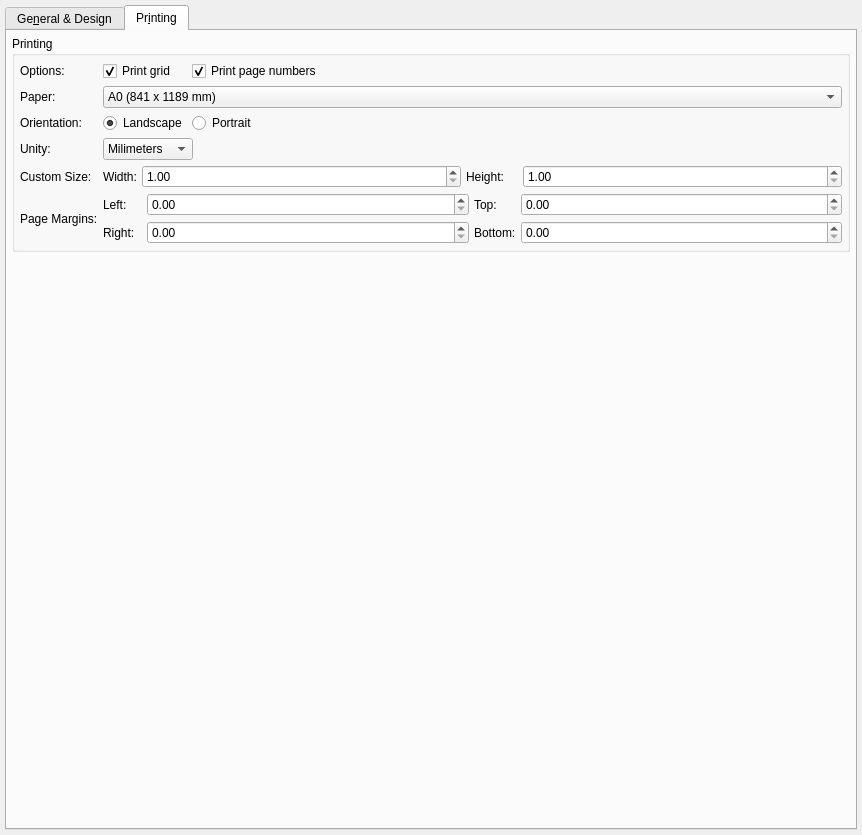
This is libs/libgui/ui/settings/generalconfigwidget.ui in maniac787/pgmodeler as Qt 5 draws it before an edit. The edited form follows.
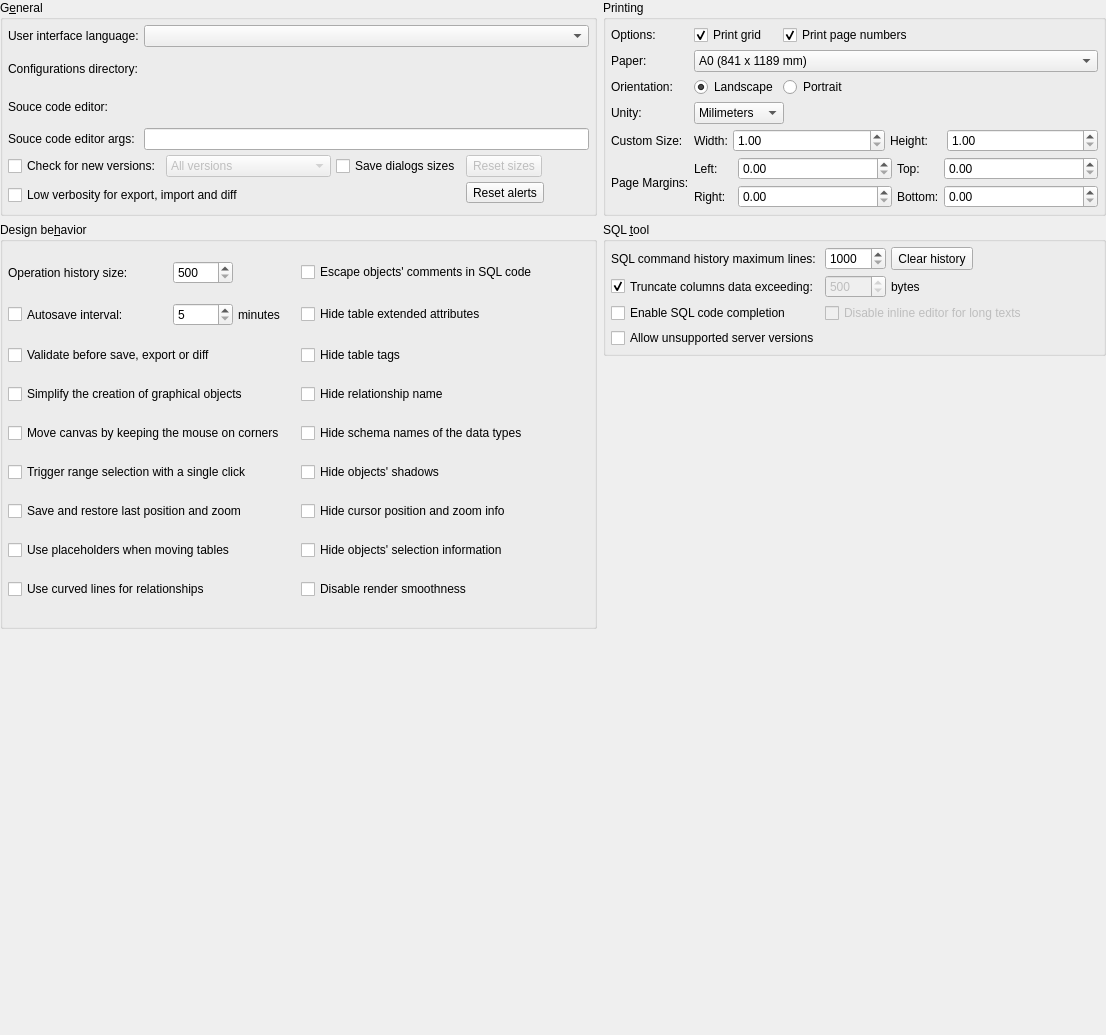
This is the edited form. The open tabs and pages were chosen to show the change. Icons and pictures are not drawn.

Commit message: Start moving the settings widgets from a form to a widget used as a settings view in main window (WIP)

The edit to the form file:
```diff
--- a/libs/libgui/ui/settings/generalconfigwidget.ui
+++ b/libs/libgui/ui/settings/generalconfigwidget.ui
@@ -6,8 +6,8 @@
    <rect>
     <x>0</x>
     <y>0</y>
-    <width>862</width>
-    <height>835</height>
+    <width>1106</width>
+    <height>1035</height>
    </rect>
   </property>
   <property name="sizePolicy">
@@ -27,63 +27,25 @@
   </property>
   <layout class="QGridLayout" name="gridLayout_4">
    <property name="leftMargin">
-    <number>5</number>
+    <number>0</number>
    </property>
    <property name="topMargin">
-    <number>5</number>
+    <number>0</number>
    </property>
    <property name="rightMargin">
-    <number>5</number>
-   </property>
-   <property name="bottomMargin">
-    <number>5</number>
-   </property>
-   <property name="spacing">
-    <number>5</number>
-   </property>
-   <item row="0" column="0">
-    <widget class="QTabWidget" name="settings_twg">
-     <property name="focusPolicy">
-      <enum>Qt::TabFocus</enum>
-     </property>
-     <property name="currentIndex">
       <number>0</number>
      </property>
-     <property name="iconSize">
-      <size>
-       <width>22</width>
-       <height>22</height>
-      </size>
-     </property>
-     <widget class="QWidget" name="tab">
-      <attribute name="icon">
-       <iconset resource="../../res/resources.qrc">
-        <normaloff>:/icons/icons/design.png</normaloff>:/icons/icons/design.png</iconset>
-      </attribute>
-      <attribute name="title">
-       <string>Ge&amp;neral &amp;&amp; Design</string>
-      </attribute>
-      <layout class="QGridLayout" name="gridLayout_11">
-       <property name="leftMargin">
-        <number>5</number>
-       </property>
-       <property name="topMargin">
-        <number>5</number>
-       </property>
-       <property name="rightMargin">
-        <number>5</number>
-       </property>
        <property name="bottomMargin">
-        <number>5</number>
-       </property>
-       <property name="spacing">
-        <number>5</number>
+    <number>0</number>
        </property>
        <item row="0" column="0">
         <widget class="QGroupBox" name="general_gb">
          <property name="title">
           <string>G&amp;eneral</string>
          </property>
+     <property name="flat">
+      <bool>false</bool>
+     </property>
          <layout class="QGridLayout" name="general_grid">
           <property name="leftMargin">
            <number>5</number>
@@ -347,7 +309,565 @@
          </layout>
         </widget>
        </item>
+   <item row="0" column="1">
+    <widget class="QGroupBox" name="printing_gb">
+     <property name="title">
+      <string>Printing</string>
+     </property>
+     <layout class="QGridLayout" name="gridLayout_3">
+      <property name="leftMargin">
+       <number>5</number>
+      </property>
+      <property name="topMargin">
+       <number>5</number>
+      </property>
+      <property name="rightMargin">
+       <number>5</number>
+      </property>
+      <property name="bottomMargin">
+       <number>5</number>
+      </property>
+      <property name="spacing">
+       <number>5</number>
+      </property>
+      <item row="0" column="0">
+       <widget class="QLabel" name="print_op_lbl">
+        <property name="text">
+         <string>Options:</string>
+        </property>
+       </widget>
+      </item>
+      <item row="0" column="1">
+       <widget class="QCheckBox" name="print_grid_chk">
+        <property name="sizePolicy">
+         <sizepolicy hsizetype="Fixed" vsizetype="Fixed">
+          <horstretch>0</horstretch>
+          <verstretch>0</verstretch>
+         </sizepolicy>
+        </property>
+        <property name="text">
+         <string>Print grid</string>
+        </property>
+        <property name="checked">
+         <bool>true</bool>
+        </property>
+       </widget>
+      </item>
+      <item row="0" column="2">
+       <widget class="QCheckBox" name="print_pg_num_chk">
+        <property name="sizePolicy">
+         <sizepolicy hsizetype="Expanding" vsizetype="Fixed">
+          <horstretch>0</horstretch>
+          <verstretch>0</verstretch>
+         </sizepolicy>
+        </property>
+        <property name="text">
+         <string>Print page numbers</string>
+        </property>
+        <property name="checked">
+         <bool>true</bool>
+        </property>
+       </widget>
+      </item>
+      <item row="1" column="0">
+       <widget class="QLabel" name="paper_lbl">
+        <property name="sizePolicy">
+         <sizepolicy hsizetype="Preferred" vsizetype="Preferred">
+          <horstretch>0</horstretch>
+          <verstretch>0</verstretch>
+         </sizepolicy>
+        </property>
+        <property name="text">
+         <string>Paper:</string>
+        </property>
+       </widget>
+      </item>
+      <item row="1" column="1" colspan="2">
+       <widget class="QComboBox" name="paper_cmb">
+        <property name="sizePolicy">
+         <sizepolicy hsizetype="Preferred" vsizetype="Fixed">
+          <horstretch>0</horstretch>
+          <verstretch>0</verstretch>
+         </sizepolicy>
+        </property>
+        <property name="maximumSize">
+         <size>
+          <width>16777215</width>
+          <height>16777215</height>
+         </size>
+        </property>
+        <property name="currentIndex">
+         <number>0</number>
+        </property>
+        <property name="iconSize">
+         <size>
+          <width>28</width>
+          <height>28</height>
+         </size>
+        </property>
+        <item>
+         <property name="text">
+          <string>A0 (841 x 1189 mm)</string>
+         </property>
+        </item>
+        <item>
+         <property name="text">
+          <string>A1 (594 x 841 mm)</string>
+         </property>
+        </item>
+        <item>
+         <property name="text">
+          <string>A2 (420 x 594 mm)</string>
+         </property>
+        </item>
+        <item>
+         <property name="text">
+          <string>A3 (297 x 420 mm)</string>
+         </property>
+        </item>
+        <item>
+         <property name="text">
+          <string>A4 (210 x 297 mm)</string>
+         </property>
+        </item>
+        <item>
+         <property name="text">
+          <string>A5 (148 x 210 mm)</string>
+         </property>
+        </item>
+        <item>
+         <property name="text">
+          <string>A6 (105 x 148 mm)</string>
+         </property>
+        </item>
+        <item>
+         <property name="text">
+          <string>A7 (74 x 105 mm)</string>
+         </property>
+        </item>
+        <item>
+         <property name="text">
+          <string>A8 (52 x 74 mm)</string>
+         </property>
+        </item>
+        <item>
+         <property name="text">
+          <string>A9 (37 x 52 mm)</string>
+         </property>
+        </item>
+        <item>
+         <property name="text">
+          <string>B0 (1030 x 1456 mm)</string>
+         </property>
+        </item>
+        <item>
+         <property name="text">
+          <string>B1 (728 x 1030 mm)</string>
+         </property>
+        </item>
+        <item>
+         <property name="text">
+          <string>B10 (32 x 45 mm)</string>
+         </property>
+        </item>
+        <item>
+         <property name="text">
+          <string>B2 (515 x 728 mm)</string>
+         </property>
+        </item>
+        <item>
+         <property name="text">
+          <string>B3 (364 x 515 mm)</string>
+         </property>
+        </item>
+        <item>
+         <property name="text">
+          <string>B4 (257 x 364 mm)</string>
+         </property>
+        </item>
+        <item>
+         <property name="text">
+          <string>B5 (182 x 257 mm)</string>
+         </property>
+        </item>
+        <item>
+         <property name="text">
+          <string>B6 (128 x 182 mm)</string>
+         </property>
+        </item>
+        <item>
+         <property name="text">
+          <string>B7 (91 x 128 mm)</string>
+         </property>
+        </item>
+        <item>
+         <property name="text">
+          <string>B8 (64 x 91 mm)</string>
+         </property>
+        </item>
+        <item>
+         <property name="text">
+          <string>B9 (45 x 64 mm)</string>
+         </property>
+        </item>
+        <item>
+         <property name="text">
+          <string>C5E (163 x 229 mm)</string>
+         </property>
+        </item>
+        <item>
+         <property name="text">
+          <string>Comm10E (105 x 241 mm)</string>
+         </property>
+        </item>
+        <item>
+         <property name="text">
+          <string>DLE (110 x 220 mm)</string>
+         </property>
+        </item>
+        <item>
+         <property name="text">
+          <string>Executive (191 x 254 mm)</string>
+         </property>
+        </item>
+        <item>
+         <property name="text">
+          <string>Folio (210 x 330 mm)</string>
+         </property>
+        </item>
+        <item>
+         <property name="text">
+          <string>Ledger (432 x 279 mm)</string>
+         </property>
+        </item>
+        <item>
+         <property name="text">
+          <string>Legal (216 x 356 mm)</string>
+         </property>
+        </item>
+        <item>
+         <property name="text">
+          <string>Letter (216 x 279 mm)</string>
+         </property>
+        </item>
+        <item>
+         <property name="text">
+          <string>Tabloid (279 x 432 mm)</string>
+         </property>
+        </item>
+        <item>
+         <property name="text">
+          <string>Custom</string>
+         </property>
+        </item>
+       </widget>
+      </item>
        <item row="2" column="0">
+       <widget class="QLabel" name="orientation_lbl">
+        <property name="sizePolicy">
+         <sizepolicy hsizetype="Preferred" vsizetype="Preferred">
+          <horstretch>0</horstretch>
+          <verstretch>0</verstretch>
+         </sizepolicy>
+        </property>
+        <property name="text">
+         <string>Orientation:</string>
+        </property>
+       </widget>
+      </item>
+      <item row="2" column="1">
+       <widget class="QRadioButton" name="landscape_rb">
+        <property name="sizePolicy">
+         <sizepolicy hsizetype="Fixed" vsizetype="Fixed">
+          <horstretch>0</horstretch>
+          <verstretch>0</verstretch>
+         </sizepolicy>
+        </property>
+        <property name="text">
+         <string>Landscape</string>
+        </property>
+        <property name="checked">
+         <bool>true</bool>
+        </property>
+       </widget>
+      </item>
+      <item row="2" column="2">
+       <widget class="QRadioButton" name="portrait_rb">
+        <property name="sizePolicy">
+         <sizepolicy hsizetype="Expanding" vsizetype="Fixed">
+          <horstretch>0</horstretch>
+          <verstretch>0</verstretch>
+         </sizepolicy>
+        </property>
+        <property name="text">
+         <string>Portrait</string>
+        </property>
+       </widget>
+      </item>
+      <item row="3" column="0">
+       <widget class="QLabel" name="label">
+        <property name="text">
+         <string>Unity:</string>
+        </property>
+       </widget>
+      </item>
+      <item row="4" column="0">
+       <widget class="QLabel" name="custom_lbl">
+        <property name="text">
+         <string>Custom Size:</string>
+        </property>
+       </widget>
+      </item>
+      <item row="4" column="1" colspan="2">
+       <layout class="QHBoxLayout" name="horizontalLayout">
+        <property name="spacing">
+         <number>5</number>
+        </property>
+        <item>
+         <widget class="QLabel" name="width_lbl">
+          <property name="sizePolicy">
+           <sizepolicy hsizetype="Fixed" vsizetype="Preferred">
+            <horstretch>0</horstretch>
+            <verstretch>0</verstretch>
+           </sizepolicy>
+          </property>
+          <property name="text">
+           <string>Width:</string>
+          </property>
+         </widget>
+        </item>
+        <item>
+         <widget class="QDoubleSpinBox" name="width_spb">
+          <property name="minimum">
+           <double>1.000000000000000</double>
+          </property>
+          <property name="maximum">
+           <double>999999.989999999990687</double>
+          </property>
+         </widget>
+        </item>
+        <item>
+         <widget class="QLabel" name="height_lbl">
+          <property name="sizePolicy">
+           <sizepolicy hsizetype="Fixed" vsizetype="Preferred">
+            <horstretch>0</horstretch>
+            <verstretch>0</verstretch>
+           </sizepolicy>
+          </property>
+          <property name="minimumSize">
+           <size>
+            <width>52</width>
+            <height>0</height>
+           </size>
+          </property>
+          <property name="text">
+           <string>Height:</string>
+          </property>
+         </widget>
+        </item>
+        <item>
+         <widget class="QDoubleSpinBox" name="height_spb">
+          <property name="minimum">
+           <double>1.000000000000000</double>
+          </property>
+          <property name="maximum">
+           <double>999999.989999999990687</double>
+          </property>
+         </widget>
+        </item>
+       </layout>
+      </item>
+      <item row="5" column="0">
+       <widget class="QLabel" name="margins_lbl">
+        <property name="sizePolicy">
+         <sizepolicy hsizetype="Preferred" vsizetype="Preferred">
+          <horstretch>0</horstretch>
+          <verstretch>0</verstretch>
+         </sizepolicy>
+        </property>
+        <property name="text">
+         <string>Page Margins:</string>
+        </property>
+       </widget>
+      </item>
+      <item row="5" column="1" colspan="2">
+       <layout class="QGridLayout" name="gridLayout">
+        <property name="spacing">
+         <number>5</number>
+        </property>
+        <item row="0" column="0">
+         <widget class="QLabel" name="left_lbl">
+          <property name="minimumSize">
+           <size>
+            <width>39</width>
+            <height>0</height>
+           </size>
+          </property>
+          <property name="text">
+           <string>Left:</string>
+          </property>
+         </widget>
+        </item>
+        <item row="0" column="1">
+         <widget class="QDoubleSpinBox" name="left_marg">
+          <property name="sizePolicy">
+           <sizepolicy hsizetype="Expanding" vsizetype="Fixed">
+            <horstretch>0</horstretch>
+            <verstretch>0</verstretch>
+           </sizepolicy>
+          </property>
+          <property name="minimumSize">
+           <size>
+            <width>50</width>
+            <height>23</height>
+           </size>
+          </property>
+          <property name="toolTip">
+           <string>Left margin</string>
+          </property>
+          <property name="maximum">
+           <double>5000.000000000000000</double>
+          </property>
+         </widget>
+        </item>
+        <item row="0" column="2">
+         <widget class="QLabel" name="top_lbl">
+          <property name="text">
+           <string>Top:</string>
+          </property>
+         </widget>
+        </item>
+        <item row="0" column="3">
+         <widget class="QDoubleSpinBox" name="top_marg">
+          <property name="sizePolicy">
+           <sizepolicy hsizetype="Expanding" vsizetype="Fixed">
+            <horstretch>0</horstretch>
+            <verstretch>0</verstretch>
+           </sizepolicy>
+          </property>
+          <property name="minimumSize">
+           <size>
+            <width>50</width>
+            <height>23</height>
+           </size>
+          </property>
+          <property name="toolTip">
+           <string>Top margin</string>
+          </property>
+          <property name="maximum">
+           <double>5000.000000000000000</double>
+          </property>
+         </widget>
+        </item>
+        <item row="1" column="0">
+         <widget class="QLabel" name="right_lbl">
+          <property name="minimumSize">
+           <size>
+            <width>39</width>
+            <height>0</height>
+           </size>
+          </property>
+          <property name="text">
+           <string>Right:</string>
+          </property>
+         </widget>
+        </item>
+        <item row="1" column="3">
+         <widget class="QDoubleSpinBox" name="bottom_marg">
+          <property name="sizePolicy">
+           <sizepolicy hsizetype="Expanding" vsizetype="Fixed">
+            <horstretch>0</horstretch>
+            <verstretch>0</verstretch>
+           </sizepolicy>
+          </property>
+          <property name="minimumSize">
+           <size>
+            <width>50</width>
+            <height>23</height>
+           </size>
+          </property>
+          <property name="toolTip">
+           <string>Bottom margin</string>
+          </property>
+          <property name="maximum">
+           <double>5000.000000000000000</double>
+          </property>
+         </widget>
+        </item>
+        <item row="1" column="1">
+         <widget class="QDoubleSpinBox" name="right_marg">
+          <property name="sizePolicy">
+           <sizepolicy hsizetype="Expanding" vsizetype="Fixed">
+            <horstretch>0</horstretch>
+            <verstretch>0</verstretch>
+           </sizepolicy>
+          </property>
+          <property name="minimumSize">
+           <size>
+            <width>50</width>
+            <height>23</height>
+           </size>
+          </property>
+          <property name="toolTip">
+           <string>Right margin</string>
+          </property>
+          <property name="maximum">
+           <double>5000.000000000000000</double>
+          </property>
+         </widget>
+        </item>
+        <item row="1" column="2">
+         <widget class="QLabel" name="bottom_lbl">
+          <property name="text">
+           <string>Bottom:</string>
+          </property>
+         </widget>
+        </item>
+       </layout>
+      </item>
+      <item row="3" column="1" colspan="2">
+       <widget class="QComboBox" name="unity_cmb">
+        <property name="sizePolicy">
+         <sizepolicy hsizetype="Fixed" vsizetype="Fixed">
+          <horstretch>0</horstretch>
+          <verstretch>0</verstretch>
+         </sizepolicy>
+        </property>
+        <property name="currentIndex">
+         <number>0</number>
+        </property>
+        <property name="iconSize">
+         <size>
+          <width>28</width>
+          <height>28</height>
+         </size>
+        </property>
+        <item>
+         <property name="text">
+          <string>Milimeters</string>
+         </property>
+        </item>
+        <item>
+         <property name="text">
+          <string>Pixels</string>
+         </property>
+        </item>
+        <item>
+         <property name="text">
+          <string>Inches</string>
+         </property>
+        </item>
+        <item>
+         <property name="text">
+          <string>Centimeter</string>
+         </property>
+        </item>
+       </widget>
+      </item>
+     </layout>
+    </widget>
+   </item>
+   <item row="1" column="0">
         <widget class="QGroupBox" name="behavior_gb">
          <property name="title">
           <string>Design be&amp;havior</string>
@@ -800,20 +1320,9 @@
          </layout>
         </widget>
        </item>
-       <item row="3" column="0">
-        <spacer name="verticalSpacer">
-         <property name="orientation">
-          <enum>Qt::Vertical</enum>
-         </property>
-         <property name="sizeHint" stdset="0">
-          <size>
-           <width>20</width>
-           <height>40</height>
-          </size>
-         </property>
-        </spacer>
-       </item>
-       <item row="1" column="0">
+   <item row="1" column="1">
+    <layout class="QVBoxLayout" name="verticalLayout">
+     <item>
         <widget class="QGroupBox" name="sql_tool_gb">
          <property name="title">
           <string>SQL &amp;tool</string>
@@ -1103,606 +1612,33 @@
          </layout>
         </widget>
        </item>
-      </layout>
-     </widget>
-     <widget class="QWidget" name="tab_3">
-      <attribute name="icon">
-       <iconset resource="../../res/resources.qrc">
-        <normaloff>:/icons/icons/print.png</normaloff>:/icons/icons/print.png</iconset>
-      </attribute>
-      <attribute name="title">
-       <string>Pr&amp;inting</string>
-      </attribute>
-      <layout class="QGridLayout" name="gridLayout_9">
-       <property name="leftMargin">
-        <number>5</number>
-       </property>
-       <property name="topMargin">
-        <number>5</number>
-       </property>
-       <property name="rightMargin">
-        <number>5</number>
-       </property>
-       <property name="bottomMargin">
-        <number>5</number>
-       </property>
-       <property name="spacing">
-        <number>5</number>
-       </property>
-       <item row="1" column="0">
-        <spacer name="verticalSpacer_2">
+     <item>
+      <spacer name="verticalSpacer_3">
          <property name="orientation">
-          <enum>Qt::Vertical</enum>
+        <enum>Qt::Orientation::Vertical</enum>
          </property>
          <property name="sizeHint" stdset="0">
           <size>
            <width>20</width>
-           <height>40</height>
+         <height>98</height>
           </size>
          </property>
         </spacer>
        </item>
-       <item row="0" column="0">
-        <widget class="QGroupBox" name="printing_gb">
-         <property name="title">
-          <string>Printing</string>
-         </property>
-         <layout class="QGridLayout" name="gridLayout_3">
-          <property name="leftMargin">
-           <number>5</number>
-          </property>
-          <property name="topMargin">
-           <number>5</number>
-          </property>
-          <property name="rightMargin">
-           <number>5</number>
-          </property>
-          <property name="bottomMargin">
-           <number>5</number>
-          </property>
-          <property name="spacing">
-           <number>5</number>
-          </property>
-          <item row="0" column="0">
-           <widget class="QLabel" name="print_op_lbl">
-            <property name="text">
-             <string>Options:</string>
-            </property>
-           </widget>
-          </item>
-          <item row="0" column="1">
-           <widget class="QCheckBox" name="print_grid_chk">
-            <property name="sizePolicy">
-             <sizepolicy hsizetype="Fixed" vsizetype="Fixed">
-              <horstretch>0</horstretch>
-              <verstretch>0</verstretch>
-             </sizepolicy>
-            </property>
-            <property name="text">
-             <string>Print grid</string>
-            </property>
-            <property name="checked">
-             <bool>true</bool>
-            </property>
-           </widget>
-          </item>
-          <item row="0" column="2">
-           <widget class="QCheckBox" name="print_pg_num_chk">
-            <property name="sizePolicy">
-             <sizepolicy hsizetype="Expanding" vsizetype="Fixed">
-              <horstretch>0</horstretch>
-              <verstretch>0</verstretch>
-             </sizepolicy>
-            </property>
-            <property name="text">
-             <string>Print page numbers</string>
-            </property>
-            <property name="checked">
-             <bool>true</bool>
-            </property>
-           </widget>
-          </item>
-          <item row="1" column="0">
-           <widget class="QLabel" name="paper_lbl">
-            <property name="sizePolicy">
-             <sizepolicy hsizetype="Preferred" vsizetype="Preferred">
-              <horstretch>0</horstretch>
-              <verstretch>0</verstretch>
-             </sizepolicy>
-            </property>
-            <property name="text">
-             <string>Paper:</string>
-            </property>
-           </widget>
-          </item>
-          <item row="1" column="1" colspan="2">
-           <widget class="QComboBox" name="paper_cmb">
-            <property name="sizePolicy">
-             <sizepolicy hsizetype="Preferred" vsizetype="Fixed">
-              <horstretch>0</horstretch>
-              <verstretch>0</verstretch>
-             </sizepolicy>
-            </property>
-            <property name="maximumSize">
-             <size>
-              <width>16777215</width>
-              <height>16777215</height>
-             </size>
-            </property>
-            <property name="currentIndex">
-             <number>0</number>
-            </property>
-            <property name="iconSize">
-             <size>
-              <width>28</width>
-              <height>28</height>
-             </size>
-            </property>
-            <item>
-             <property name="text">
-              <string>A0 (841 x 1189 mm)</string>
-             </property>
-            </item>
-            <item>
-             <property name="text">
-              <string>A1 (594 x 841 mm)</string>
-             </property>
-            </item>
-            <item>
-             <property name="text">
-              <string>A2 (420 x 594 mm)</string>
-             </property>
-            </item>
-            <item>
-             <property name="text">
-              <string>A3 (297 x 420 mm)</string>
-             </property>
-            </item>
-            <item>
-             <property name="text">
-              <string>A4 (210 x 297 mm)</string>
-             </property>
-            </item>
-            <item>
-             <property name="text">
-              <string>A5 (148 x 210 mm)</string>
-             </property>
-            </item>
-            <item>
-             <property name="text">
-              <string>A6 (105 x 148 mm)</string>
-             </property>
-            </item>
-            <item>
-             <property name="text">
-              <string>A7 (74 x 105 mm)</string>
-             </property>
-            </item>
-            <item>
-             <property name="text">
-              <string>A8 (52 x 74 mm)</string>
-             </property>
-            </item>
-            <item>
-             <property name="text">
-              <string>A9 (37 x 52 mm)</string>
-             </property>
-            </item>
-            <item>
-             <property name="text">
-              <string>B0 (1030 x 1456 mm)</string>
-             </property>
-            </item>
-            <item>
-             <property name="text">
-              <string>B1 (728 x 1030 mm)</string>
-             </property>
-            </item>
-            <item>
-             <property name="text">
-              <string>B10 (32 x 45 mm)</string>
-             </property>
-            </item>
-            <item>
-             <property name="text">
-              <string>B2 (515 x 728 mm)</string>
-             </property>
-            </item>
-            <item>
-             <property name="text">
-              <string>B3 (364 x 515 mm)</string>
-             </property>
-            </item>
-            <item>
-             <property name="text">
-              <string>B4 (257 x 364 mm)</string>
-             </property>
-            </item>
-            <item>
-             <property name="text">
-              <string>B5 (182 x 257 mm)</string>
-             </property>
-            </item>
-            <item>
-             <property name="text">
-              <string>B6 (128 x 182 mm)</string>
-             </property>
-            </item>
-            <item>
-             <property name="text">
-              <string>B7 (91 x 128 mm)</string>
-             </property>
-            </item>
-            <item>
-             <property name="text">
-              <string>B8 (64 x 91 mm)</string>
-             </property>
-            </item>
-            <item>
-             <property name="text">
-              <string>B9 (45 x 64 mm)</string>
-             </property>
-            </item>
-            <item>
-             <property name="text">
-              <string>C5E (163 x 229 mm)</string>
-             </property>
-            </item>
-            <item>
-             <property name="text">
-              <string>Comm10E (105 x 241 mm)</string>
-             </property>
-            </item>
-            <item>
-             <property name="text">
-              <string>DLE (110 x 220 mm)</string>
-             </property>
-            </item>
-            <item>
-             <property name="text">
-              <string>Executive (191 x 254 mm)</string>
-             </property>
-            </item>
-            <item>
-             <property name="text">
-              <string>Folio (210 x 330 mm)</string>
-             </property>
-            </item>
-            <item>
-             <property name="text">
-              <string>Ledger (432 x 279 mm)</string>
-             </property>
-            </item>
-            <item>
-             <property name="text">
-              <string>Legal (216 x 356 mm)</string>
-             </property>
-            </item>
-            <item>
-             <property name="text">
-              <string>Letter (216 x 279 mm)</string>
-             </property>
-            </item>
-            <item>
-             <property name="text">
-              <string>Tabloid (279 x 432 mm)</string>
-             </property>
-            </item>
-            <item>
-             <property name="text">
-              <string>Custom</string>
-             </property>
-            </item>
-           </widget>
-          </item>
-          <item row="2" column="0">
-           <widget class="QLabel" name="orientation_lbl">
-            <property name="sizePolicy">
-             <sizepolicy hsizetype="Preferred" vsizetype="Preferred">
-              <horstretch>0</horstretch>
-              <verstretch>0</verstretch>
-             </sizepolicy>
-            </property>
-            <property name="text">
-             <string>Orientation:</string>
-            </property>
-           </widget>
-          </item>
-          <item row="2" column="1">
-           <widget class="QRadioButton" name="landscape_rb">
-            <property name="sizePolicy">
-             <sizepolicy hsizetype="Fixed" vsizetype="Fixed">
-              <horstretch>0</horstretch>
-              <verstretch>0</verstretch>
-             </sizepolicy>
-            </property>
-            <property name="text">
-             <string>Landscape</string>
-            </property>
-            <property name="checked">
-             <bool>true</bool>
-            </property>
-           </widget>
-          </item>
-          <item row="2" column="2">
-           <widget class="QRadioButton" name="portrait_rb">
-            <property name="sizePolicy">
-             <sizepolicy hsizetype="Expanding" vsizetype="Fixed">
-              <horstretch>0</horstretch>
-              <verstretch>0</verstretch>
-             </sizepolicy>
-            </property>
-            <property name="text">
-             <string>Portrait</string>
-            </property>
-           </widget>
-          </item>
-          <item row="3" column="0">
-           <widget class="QLabel" name="label">
-            <property name="text">
-             <string>Unity:</string>
-            </property>
-           </widget>
-          </item>
-          <item row="4" column="0">
-           <widget class="QLabel" name="custom_lbl">
-            <property name="text">
-             <string>Custom Size:</string>
-            </property>
-           </widget>
-          </item>
-          <item row="4" column="1" colspan="2">
-           <layout class="QHBoxLayout" name="horizontalLayout">
-            <property name="spacing">
-             <number>5</number>
-            </property>
-            <item>
-             <widget class="QLabel" name="width_lbl">
-              <property name="sizePolicy">
-               <sizepolicy hsizetype="Fixed" vsizetype="Preferred">
-                <horstretch>0</horstretch>
-                <verstretch>0</verstretch>
-               </sizepolicy>
-              </property>
-              <property name="text">
-               <string>Width:</string>
-              </property>
-             </widget>
-            </item>
-            <item>
-             <widget class="QDoubleSpinBox" name="width_spb">
-              <property name="minimum">
-               <double>1.000000000000000</double>
-              </property>
-              <property name="maximum">
-               <double>999999.989999999990687</double>
-              </property>
-             </widget>
-            </item>
-            <item>
-             <widget class="QLabel" name="height_lbl">
-              <property name="sizePolicy">
-               <sizepolicy hsizetype="Fixed" vsizetype="Preferred">
-                <horstretch>0</horstretch>
-                <verstretch>0</verstretch>
-               </sizepolicy>
-              </property>
-              <property name="minimumSize">
-               <size>
-                <width>52</width>
-                <height>0</height>
-               </size>
-              </property>
-              <property name="text">
-               <string>Height:</string>
-              </property>
-             </widget>
-            </item>
-            <item>
-             <widget class="QDoubleSpinBox" name="height_spb">
-              <property name="minimum">
-               <double>1.000000000000000</double>
-              </property>
-              <property name="maximum">
-               <double>999999.989999999990687</double>
-              </property>
-             </widget>
-            </item>
-           </layout>
-          </item>
-          <item row="5" column="0">
-           <widget class="QLabel" name="margins_lbl">
-            <property name="sizePolicy">
-             <sizepolicy hsizetype="Preferred" vsizetype="Preferred">
-              <horstretch>0</horstretch>
-              <verstretch>0</verstretch>
-             </sizepolicy>
-            </property>
-            <property name="text">
-             <string>Page Margins:</string>
-            </property>
-           </widget>
-          </item>
-          <item row="5" column="1" colspan="2">
-           <layout class="QGridLayout" name="gridLayout">
-            <property name="spacing">
-             <number>5</number>
-            </property>
-            <item row="0" column="0">
-             <widget class="QLabel" name="left_lbl">
-              <property name="minimumSize">
+    </layout>
+   </item>
+   <item row="2" column="0" colspan="2">
+    <spacer name="verticalSpacer">
+     <property name="orientation">
+      <enum>Qt::Orientation::Vertical</enum>
+     </property>
+     <property name="sizeHint" stdset="0">
                <size>
-                <width>39</width>
-                <height>0</height>
-               </size>
-              </property>
-              <property name="text">
-               <string>Left:</string>
-              </property>
-             </widget>
-            </item>
-            <item row="0" column="1">
-             <widget class="QDoubleSpinBox" name="left_marg">
-              <property name="sizePolicy">
-               <sizepolicy hsizetype="Expanding" vsizetype="Fixed">
-                <horstretch>0</horstretch>
-                <verstretch>0</verstretch>
-               </sizepolicy>
-              </property>
-              <property name="minimumSize">
-               <size>
-                <width>50</width>
-                <height>23</height>
-               </size>
-              </property>
-              <property name="toolTip">
-               <string>Left margin</string>
-              </property>
-              <property name="maximum">
-               <double>5000.000000000000000</double>
-              </property>
-             </widget>
-            </item>
-            <item row="0" column="2">
-             <widget class="QLabel" name="top_lbl">
-              <property name="text">
-               <string>Top:</string>
-              </property>
-             </widget>
-            </item>
-            <item row="0" column="3">
-             <widget class="QDoubleSpinBox" name="top_marg">
-              <property name="sizePolicy">
-               <sizepolicy hsizetype="Expanding" vsizetype="Fixed">
-                <horstretch>0</horstretch>
-                <verstretch>0</verstretch>
-               </sizepolicy>
-              </property>
-              <property name="minimumSize">
-               <size>
-                <width>50</width>
-                <height>23</height>
-               </size>
-              </property>
-              <property name="toolTip">
-               <string>Top margin</string>
-              </property>
-              <property name="maximum">
-               <double>5000.000000000000000</double>
-              </property>
-             </widget>
-            </item>
-            <item row="1" column="0">
-             <widget class="QLabel" name="right_lbl">
-              <property name="minimumSize">
-               <size>
-                <width>39</width>
-                <height>0</height>
-               </size>
-              </property>
-              <property name="text">
-               <string>Right:</string>
-              </property>
-             </widget>
-            </item>
-            <item row="1" column="3">
-             <widget class="QDoubleSpinBox" name="bottom_marg">
-              <property name="sizePolicy">
-               <sizepolicy hsizetype="Expanding" vsizetype="Fixed">
-                <horstretch>0</horstretch>
-                <verstretch>0</verstretch>
-               </sizepolicy>
-              </property>
-              <property name="minimumSize">
-               <size>
-                <width>50</width>
-                <height>23</height>
-               </size>
-              </property>
-              <property name="toolTip">
-               <string>Bottom margin</string>
-              </property>
-              <property name="maximum">
-               <double>5000.000000000000000</double>
-              </property>
-             </widget>
-            </item>
-            <item row="1" column="1">
-             <widget class="QDoubleSpinBox" name="right_marg">
-              <property name="sizePolicy">
-               <sizepolicy hsizetype="Expanding" vsizetype="Fixed">
-                <horstretch>0</horstretch>
-                <verstretch>0</verstretch>
-               </sizepolicy>
-              </property>
-              <property name="minimumSize">
-               <size>
-                <width>50</width>
-                <height>23</height>
-               </size>
-              </property>
-              <property name="toolTip">
-               <string>Right margin</string>
-              </property>
-              <property name="maximum">
-               <double>5000.000000000000000</double>
-              </property>
-             </widget>
-            </item>
-            <item row="1" column="2">
-             <widget class="QLabel" name="bottom_lbl">
-              <property name="text">
-               <string>Bottom:</string>
-              </property>
-             </widget>
-            </item>
-           </layout>
-          </item>
-          <item row="3" column="1" colspan="2">
-           <widget class="QComboBox" name="unity_cmb">
-            <property name="sizePolicy">
-             <sizepolicy hsizetype="Fixed" vsizetype="Fixed">
-              <horstretch>0</horstretch>
-              <verstretch>0</verstretch>
-             </sizepolicy>
-            </property>
-            <property name="currentIndex">
-             <number>0</number>
-            </property>
-            <property name="iconSize">
-             <size>
-              <width>28</width>
-              <height>28</height>
-             </size>
-            </property>
-            <item>
-             <property name="text">
-              <string>Milimeters</string>
-             </property>
-            </item>
-            <item>
-             <property name="text">
-              <string>Pixels</string>
-             </property>
-            </item>
-            <item>
-             <property name="text">
-              <string>Inches</string>
-             </property>
-            </item>
-            <item>
-             <property name="text">
-              <string>Centimeter</string>
-             </property>
-            </item>
-           </widget>
-          </item>
-         </layout>
-        </widget>
-       </item>
-      </layout>
-     </widget>
-    </widget>
+       <width>988</width>
+       <height>380</height>
+      </size>
+     </property>
+    </spacer>
    </item>
   </layout>
  </widget>
```
Left out of the diff: 96 changed lines with no effect on the pictures. Lines whose indentation alone changed are shown as unchanged. The commit also changes 8 other files.
